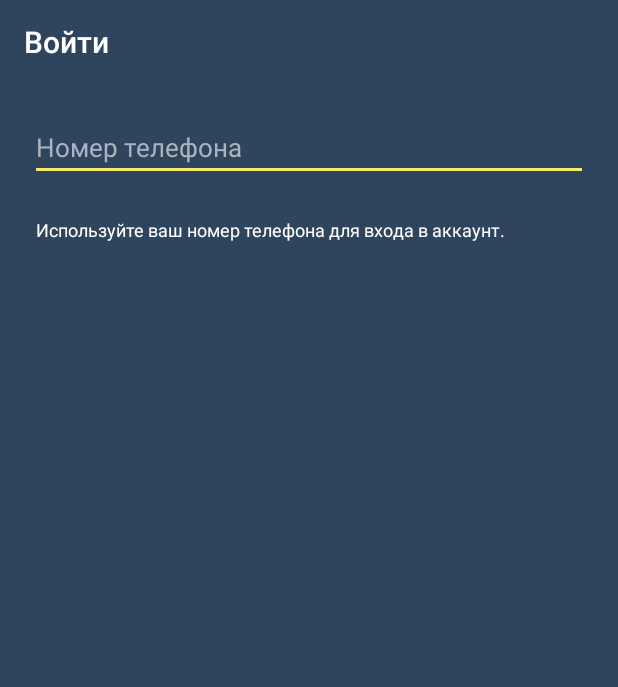
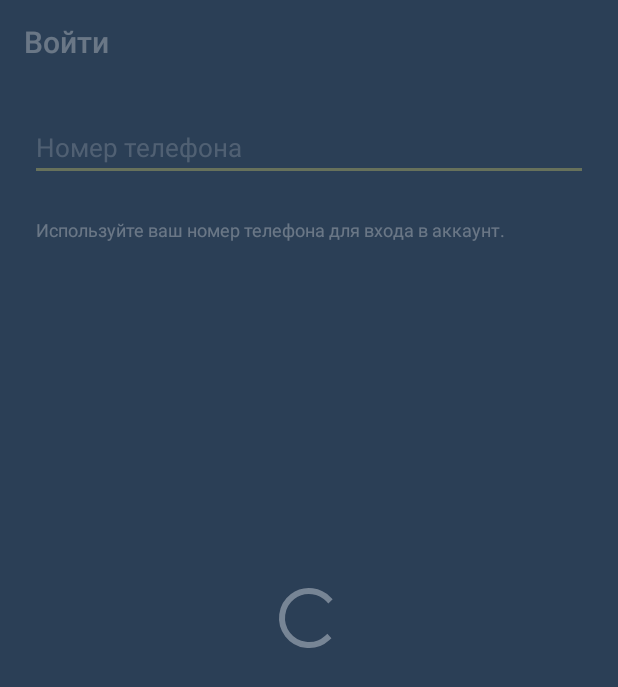
Before and after one commit to Snipeapp/AndroidDriver, an Android app: the screen it shows after launch (LoginActivity before the commit, StartActivity after it), on a phone screen of 412 x 824 dp. Shown: the top 687 px of the screen. Run offline under Robolectric (Android 15) with nearby library versions, the phone set to English and light mode, and no system bars; our stand-ins replace ButterKnife, Timber; libraries missing offline, so code that uses them is left out: com.hannesdorfmann.mosby3; 3 statements that could not run were skipped.

Commit message:
Added progress bars to views

```diff
--- a/app/src/main/AndroidManifest.xml
+++ b/app/src/main/AndroidManifest.xml
@@ -16,8 +16,7 @@
         android:supportsRtl="true"
         android:theme="@style/AppTheme">
         <activity
-            android:name=".view.LoginActivity"
-            android:label="@string/title_activity_login">
+            android:name=".view.StartActivity">
             <intent-filter>
                 <action android:name="android.intent.action.MAIN" />
                 <category android:name="android.intent.category.LAUNCHER" />
--- a/app/src/main/java/ru/snipe/snipedriver/AppComponent.kt
+++ b/app/src/main/java/ru/snipe/snipedriver/AppComponent.kt
@@ -1,7 +1,6 @@
 package ru.snipe.snipedriver
 
 import dagger.Component
-import ru.snipe.snipedriver.view.LoginFragment
 import ru.snipe.snipedriver.view.onboarding.OnBoardingFragment
 import ru.snipe.snipedriver.view.phone_number.PhoneNumberFragment
 import ru.snipe.snipedriver.view.verify_code.VerifyCodeFragment
@@ -10,7 +9,6 @@ import javax.inject.Singleton
 @Singleton
 @Component
 interface AppComponent {
-    fun inject(loginFragment: LoginFragment)
     fun inject(phoneNumberFragment: PhoneNumberFragment)
     fun inject(onBoardingFragment: OnBoardingFragment)
     fun inject(verifyCodeFragment: VerifyCodeFragment)
--- a/app/src/main/java/ru/snipe/snipedriver/view/LoginActivity.kt
+++ b/app/src/main/java/ru/snipe/snipedriver/view/StartActivity.kt
@@ -5,7 +5,7 @@ import android.support.v7.app.AppCompatActivity
 import ru.snipe.snipedriver.R
 import ru.snipe.snipedriver.view.phone_number.PhoneNumberFragment
 
-class LoginActivity : AppCompatActivity() {
+class StartActivity : AppCompatActivity() {
     override fun onCreate(savedInstanceState: Bundle?) {
         super.onCreate(savedInstanceState)
         setContentView(R.layout.activity_start)
--- a/app/src/main/java/ru/snipe/snipedriver/view/phone_number/PhoneNumberView.kt
+++ b/app/src/main/java/ru/snipe/snipedriver/view/phone_number/PhoneNumberView.kt
@@ -3,4 +3,6 @@ package ru.snipe.snipedriver.view.phone_number
 import com.hannesdorfmann.mosby3.mvp.MvpView
 
 interface PhoneNumberView : MvpView {
+    fun showLoading()
+    fun hideLoading()
 }
--- a/app/src/main/java/ru/snipe/snipedriver/view/verify_code/VerifyCodeView.kt
+++ b/app/src/main/java/ru/snipe/snipedriver/view/verify_code/VerifyCodeView.kt
@@ -3,4 +3,6 @@ package ru.snipe.snipedriver.view.verify_code
 import com.hannesdorfmann.mosby3.mvp.MvpView
 
 interface VerifyCodeView : MvpView {
+    fun showLoading()
+    fun hideLoading()
 }
--- a/app/src/main/res/layout/fragment_phone_number.xml
+++ b/app/src/main/res/layout/fragment_phone_number.xml
@@ -1,7 +1,11 @@
 <?xml version="1.0" encoding="utf-8"?>
-<LinearLayout
+<FrameLayout
     xmlns:android="http://schemas.android.com/apk/res/android"
     xmlns:app="http://schemas.android.com/apk/res-auto"
+    android:layout_width="match_parent"
+    android:layout_height="match_parent">
+
+    <LinearLayout
         android:layout_width="match_parent"
         android:layout_height="match_parent"
         android:orientation="vertical">
@@ -35,3 +39,19 @@
             android:textAppearance="@style/TextAppearance.AppCompat.Subhead"
             android:textSize="12sp" />
     </LinearLayout>
+
+    <FrameLayout
+        android:id="@+id/layout_phone_number_loading"
+        android:layout_width="match_parent"
+        android:layout_height="match_parent"
+        android:alpha="0.7"
+        android:background="#2a3d53"
+        android:clickable="true">
+
+        <ProgressBar
+            android:layout_width="wrap_content"
+            android:layout_height="wrap_content"
+            android:layout_gravity="center"
+            android:indeterminateTint="#97a1ae" />
+    </FrameLayout>
+</FrameLayout>
```
Also changed, not shown: app/src/main/java/ru/snipe/snipedriver/presenter/LoginPresenter.kt (deleted, +0 -22 lines), app/src/main/java/ru/snipe/snipedriver/presenter/OnBoardingPresenter.kt (+8 -1 lines), app/src/main/java/ru/snipe/snipedriver/view/LoginFragment.kt (deleted, +0 -67 lines), app/src/main/java/ru/snipe/snipedriver/view/LoginView.kt (deleted, +0 -10 lines), app/src/main/java/ru/snipe/snipedriver/view/phone_number/PhoneNumberFragment.kt (+9 -0 lines), app/src/main/java/ru/snipe/snipedriver/view/verify_code/VerifyCodeFragment.kt (+9 -0 lines), app/src/main/res/layout/fragment_login.xml (deleted, +0 -76 lines), app/src/main/res/layout/fragment_verify_code.xml (+22 -1 lines). Lines whose indentation alone changed are shown as unchanged.
